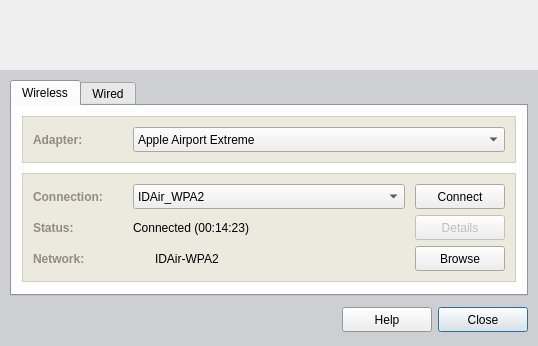
The window that xsupplicant-ui/Skins/Default/ConnectWindow.ui (Zero3K/xsupplicant) describes before a commit, drawn with Qt 5.
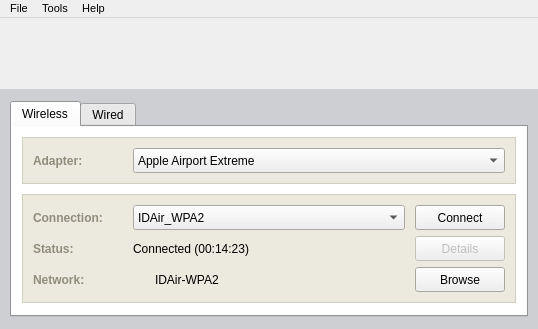
The same window after the commit. Icons and pictures are not drawn.

Commit message: add menu bar to connect window and config window modify banner images to make this look better only save credentials if we successfully authenticate w/ network use new "disconnect connection" function misc bugfixes

Patch:
```diff
--- a/xsupplicant-ui/Skins/Default/ConnectWindow.ui
+++ b/xsupplicant-ui/Skins/Default/ConnectWindow.ui
@@ -1,12 +1,12 @@
 <ui version="4.0" >
- <class>ConnectDialog</class>
- <widget class="QDialog" name="ConnectDialog" >
+ <class>MainWindow</class>
+ <widget class="QMainWindow" name="MainWindow" >
   <property name="geometry" >
    <rect>
     <x>0</x>
     <y>0</y>
     <width>538</width>
-    <height>346</height>
+    <height>329</height>
    </rect>
   </property>
   <property name="sizePolicy" >
@@ -18,13 +18,13 @@
   <property name="minimumSize" >
    <size>
     <width>538</width>
-    <height>346</height>
+    <height>329</height>
    </size>
   </property>
   <property name="maximumSize" >
    <size>
     <width>538</width>
-    <height>346</height>
+    <height>329</height>
    </size>
   </property>
   <property name="font" >
@@ -39,8 +39,18 @@
   <property name="windowIcon" >
    <iconset>icons/prod_color.png</iconset>
   </property>
-  <property name="sizeGripEnabled" >
-   <bool>false</bool>
+  <widget class="QWidget" name="centralwidget" >
+   <property name="sizePolicy" >
+    <sizepolicy vsizetype="Fixed" hsizetype="Fixed" >
+     <horstretch>0</horstretch>
+     <verstretch>0</verstretch>
+    </sizepolicy>
+   </property>
+   <property name="font" >
+    <font>
+     <family>Arial</family>
+     <pointsize>9</pointsize>
+    </font>
   </property>
   <layout class="QVBoxLayout" >
    <property name="spacing" >
@@ -69,13 +79,13 @@
      <property name="minimumSize" >
       <size>
        <width>538</width>
-       <height>70</height>
+        <height>71</height>
       </size>
      </property>
      <property name="maximumSize" >
       <size>
        <width>16777215</width>
-       <height>70</height>
+        <height>71</height>
       </size>
      </property>
      <property name="frameShape" >
@@ -111,13 +121,13 @@
         <property name="minimumSize" >
          <size>
           <width>242</width>
-          <height>70</height>
+           <height>71</height>
          </size>
         </property>
         <property name="maximumSize" >
          <size>
           <width>242</width>
-          <height>70</height>
+           <height>71</height>
          </size>
         </property>
         <property name="text" >
@@ -139,13 +149,13 @@
         <property name="minimumSize" >
          <size>
           <width>1</width>
-          <height>70</height>
+           <height>71</height>
          </size>
         </property>
         <property name="maximumSize" >
          <size>
           <width>16777215</width>
-          <height>70</height>
+           <height>71</height>
          </size>
         </property>
         <property name="text" >
@@ -170,13 +180,13 @@
         <property name="minimumSize" >
          <size>
           <width>76</width>
-          <height>70</height>
+           <height>71</height>
          </size>
         </property>
         <property name="maximumSize" >
          <size>
           <width>76</width>
-          <height>70</height>
+           <height>71</height>
          </size>
         </property>
         <property name="text" >
@@ -198,13 +208,13 @@
         <property name="minimumSize" >
          <size>
           <width>1</width>
-          <height>70</height>
+           <height>71</height>
          </size>
         </property>
         <property name="maximumSize" >
          <size>
           <width>16777215</width>
-          <height>70</height>
+           <height>71</height>
          </size>
         </property>
         <property name="text" >
@@ -229,13 +239,13 @@
         <property name="minimumSize" >
          <size>
           <width>218</width>
-          <height>70</height>
+           <height>71</height>
          </size>
         </property>
         <property name="maximumSize" >
          <size>
           <width>218</width>
-          <height>70</height>
+           <height>71</height>
          </size>
         </property>
         <property name="text" >
@@ -2730,127 +2740,166 @@
         </widget>
        </widget>
       </item>
-      <item>
-       <widget class="QFrame" name="frameButtons" >
-        <property name="sizePolicy" >
-         <sizepolicy vsizetype="Fixed" hsizetype="Preferred" >
-          <horstretch>0</horstretch>
-          <verstretch>0</verstretch>
-         </sizepolicy>
-        </property>
-        <property name="minimumSize" >
-         <size>
-          <width>16</width>
-          <height>32</height>
-         </size>
-        </property>
-        <property name="maximumSize" >
-         <size>
-          <width>16777215</width>
-          <height>32</height>
-         </size>
-        </property>
-        <property name="frameShape" >
-         <enum>QFrame::NoFrame</enum>
-        </property>
-        <property name="frameShadow" >
-         <enum>QFrame::Plain</enum>
-        </property>
-        <layout class="QHBoxLayout" >
-         <property name="spacing" >
-          <number>6</number>
-         </property>
-         <property name="leftMargin" >
-          <number>0</number>
-         </property>
-         <property name="topMargin" >
-          <number>0</number>
-         </property>
-         <property name="rightMargin" >
-          <number>0</number>
-         </property>
-         <property name="bottomMargin" >
-          <number>0</number>
-         </property>
-         <item>
-          <spacer>
-           <property name="orientation" >
-            <enum>Qt::Horizontal</enum>
-           </property>
-           <property name="sizeHint" >
-            <size>
-             <width>40</width>
-             <height>20</height>
-            </size>
-           </property>
-          </spacer>
-         </item>
-         <item>
-          <widget class="QPushButton" name="buttonHelp" >
-           <property name="sizePolicy" >
-            <sizepolicy vsizetype="Fixed" hsizetype="Fixed" >
-             <horstretch>0</horstretch>
-             <verstretch>0</verstretch>
-            </sizepolicy>
-           </property>
-           <property name="minimumSize" >
-            <size>
-             <width>90</width>
-             <height>25</height>
-            </size>
-           </property>
-           <property name="maximumSize" >
-            <size>
-             <width>90</width>
-             <height>25</height>
-            </size>
-           </property>
-           <property name="text" >
+      </layout>
+     </widget>
+    </item>
+   </layout>
+  </widget>
+  <widget class="QMenuBar" name="menubar" >
+   <property name="geometry" >
+    <rect>
+     <x>0</x>
+     <y>0</y>
+     <width>538</width>
+     <height>21</height>
+    </rect>
+   </property>
+   <property name="font" >
+    <font>
+     <family>MS Shell Dlg 2</family>
+     <pointsize>8</pointsize>
+    </font>
+   </property>
+   <widget class="QMenu" name="menuHelp" >
+    <property name="font" >
+     <font>
+      <family>Arial</family>
+     </font>
+    </property>
+    <property name="title" >
             <string>Help</string>
            </property>
-           <property name="autoDefault" >
-            <bool>false</bool>
-           </property>
-           <property name="default" >
-            <bool>true</bool>
-           </property>
-          </widget>
-         </item>
-         <item>
-          <widget class="QPushButton" name="buttonClose" >
-           <property name="sizePolicy" >
-            <sizepolicy vsizetype="Fixed" hsizetype="Fixed" >
-             <horstretch>0</horstretch>
-             <verstretch>0</verstretch>
-            </sizepolicy>
-           </property>
-           <property name="minimumSize" >
-            <size>
-             <width>90</width>
-             <height>25</height>
-            </size>
-           </property>
-           <property name="maximumSize" >
-            <size>
-             <width>90</width>
-             <height>25</height>
-            </size>
-           </property>
+    <addaction name="actionShow_Help" />
+    <addaction name="separator" />
+    <addaction name="actionAbout" />
+   </widget>
+   <widget class="QMenu" name="menuFile" >
+    <property name="font" >
+     <font>
+      <family>Arial</family>
+     </font>
+    </property>
+    <property name="title" >
+     <string>File</string>
+    </property>
+    <addaction name="actionClose" />
+    <addaction name="separator" />
+    <addaction name="actionQuit" />
+   </widget>
+   <widget class="QMenu" name="menuTools" >
+    <property name="font" >
+     <font>
+      <family>Arial</family>
+     </font>
+    </property>
+    <property name="title" >
+     <string>Tools</string>
+    </property>
+    <addaction name="actionView_Log_2" />
+    <addaction name="actionCreate_Trouble_Ticket_2" />
+    <addaction name="separator" />
+    <addaction name="actionConfiguration" />
+   </widget>
+   <addaction name="menuFile" />
+   <addaction name="menuTools" />
+   <addaction name="menuHelp" />
+  </widget>
+  <action name="actionShow_Help" >
+   <property name="text" >
+    <string>Help Contents</string>
+   </property>
+   <property name="font" >
+    <font>
+     <family>MS Shell Dlg 2</family>
+     <pointsize>8</pointsize>
+    </font>
+   </property>
+   <property name="shortcut" >
+    <string>F1</string>
+   </property>
+  </action>
+  <action name="actionView_Log" >
+   <property name="text" >
+    <string>View Log</string>
+   </property>
+  </action>
+  <action name="actionCreate_Trouble_Ticket" >
+   <property name="text" >
+    <string>Create Trouble Ticket</string>
+   </property>
+  </action>
+  <action name="actionAbout" >
+   <property name="text" >
+    <string>About XSupplicant</string>
+   </property>
+   <property name="font" >
+    <font>
+     <family>MS Shell Dlg 2</family>
+     <pointsize>8</pointsize>
+    </font>
+   </property>
+  </action>
+  <action name="actionClose" >
            <property name="text" >
             <string>Close</string>
            </property>
-           <property name="default" >
-            <bool>true</bool>
-           </property>
-          </widget>
-         </item>
-        </layout>
-       </widget>
-      </item>
-     </layout>
-    </widget>
-   </item>
-  </layout>
+   <property name="font" >
+    <font>
+     <family>MS Shell Dlg 2</family>
+     <pointsize>8</pointsize>
+    </font>
+   </property>
+   <property name="shortcut" >
+    <string>Ctrl+W</string>
+   </property>
+  </action>
+  <action name="actionConfiguration" >
+   <property name="text" >
+    <string>Configure...</string>
+   </property>
+   <property name="font" >
+    <font>
+     <family>MS Shell Dlg 2</family>
+     <pointsize>8</pointsize>
+    </font>
+   </property>
+  </action>
+  <action name="actionQuit" >
+   <property name="text" >
+    <string>Quit</string>
+   </property>
+   <property name="font" >
+    <font>
+     <family>MS Shell Dlg 2</family>
+     <pointsize>8</pointsize>
+    </font>
+   </property>
+   <property name="shortcut" >
+    <string>Ctrl+Q</string>
+   </property>
+  </action>
+  <action name="actionView_Log_2" >
+   <property name="text" >
+    <string>View Log</string>
+   </property>
+   <property name="font" >
+    <font>
+     <family>MS Shell Dlg 2</family>
+     <pointsize>8</pointsize>
+    </font>
+   </property>
+  </action>
+  <action name="actionCreate_Trouble_Ticket_2" >
+   <property name="text" >
+    <string>Create Trouble Ticket</string>
+   </property>
+   <property name="font" >
+    <font>
+     <family>MS Shell Dlg 2</family>
+     <pointsize>8</pointsize>
+    </font>
+   </property>
+  </action>
  </widget>
  <resources/>
  <connections/>
```
Lines whose indentation alone changed are shown as unchanged. The commit also changes 20 other files.
